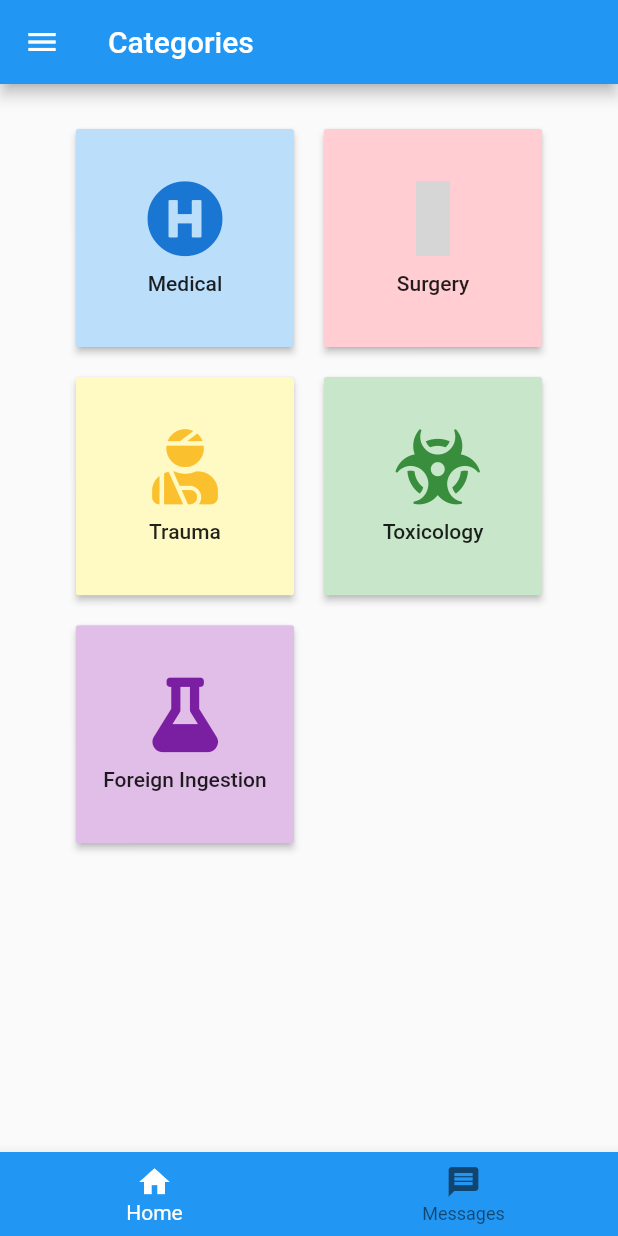
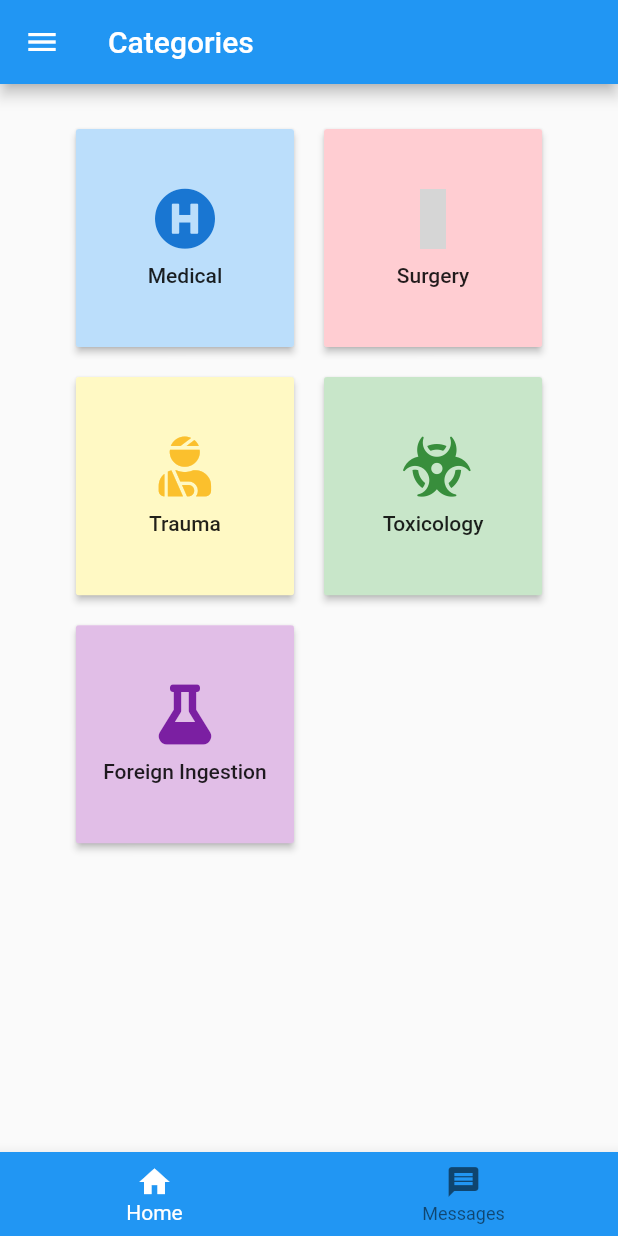
Before and after one commit to hectormiguel1/flutter_playground, a Flutter app: the screen it shows after launch, on a phone screen of 412 x 824 dp. Run offline on Flutter 3.47's test engine with Material 2 defaults, Android fonts, the phone set to English and light mode, and no system bars; our stand-ins replace flutter_vector_icons, font_awesome_flutter; grey boxes are pictures that could not be loaded.

Commit message:
Fixed text aligment issues

```diff
--- a/lib/views/homescreen.dart
+++ b/lib/views/homescreen.dart
@@ -58,7 +58,7 @@ class BottomNavBarState extends State<BottomNavBar> {
 class MainCategoryView extends StatelessWidget {
   double fontSizeScale;
   Orientation orientation;
-  double iconSize;
+  double iconSize = 40;
   List<Category> categories = [
     Category("Medical", FontAwesomeIcons.hospitalSymbol, Colors.blue.shade100,
         Colors.blue.shade700, <SubCat>[]),
@@ -85,26 +85,29 @@ class MainCategoryView extends StatelessWidget {
             children: [
               Icon(cat.icon, color: cat.iconColor, size: iconSize),
               SizedBox(height: 10),
-              Text(cat.name)
+              Text(
+                cat.name,
+                textAlign: TextAlign.center,
+              )
             ],
           ),
         )));
   }
 
   Widget _buildGrid() {
-    return GridView.count(
-        crossAxisCount: orientation == Orientation.portrait ? 2 : 5,
-        padding: const EdgeInsets.all(20),
-        children: categories.map((element) {
-          return _buildCatButton(element);
-        }).toList());
+    return Center(
+        child: GridView.count(
+            crossAxisCount: orientation == Orientation.portrait ? 2 : 5,
+            padding: const EdgeInsets.all(20),
+            children: categories.map((element) {
+              return _buildCatButton(element);
+            }).toList()));
   }
 
   @override
   Widget build(BuildContext context) {
     fontSizeScale = MediaQuery.of(context).textScaleFactor;
     orientation = MediaQuery.of(context).orientation;
-    iconSize = fontSizeScale * 50;
     return Center(child: _buildGrid());
   }
 }
```
